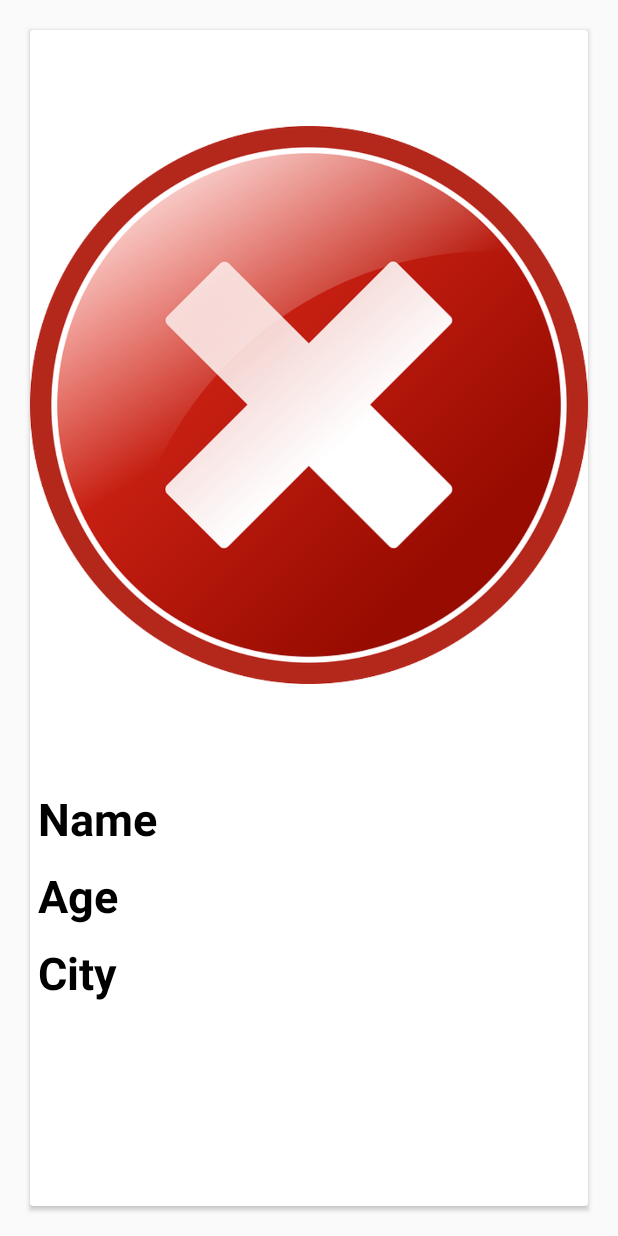
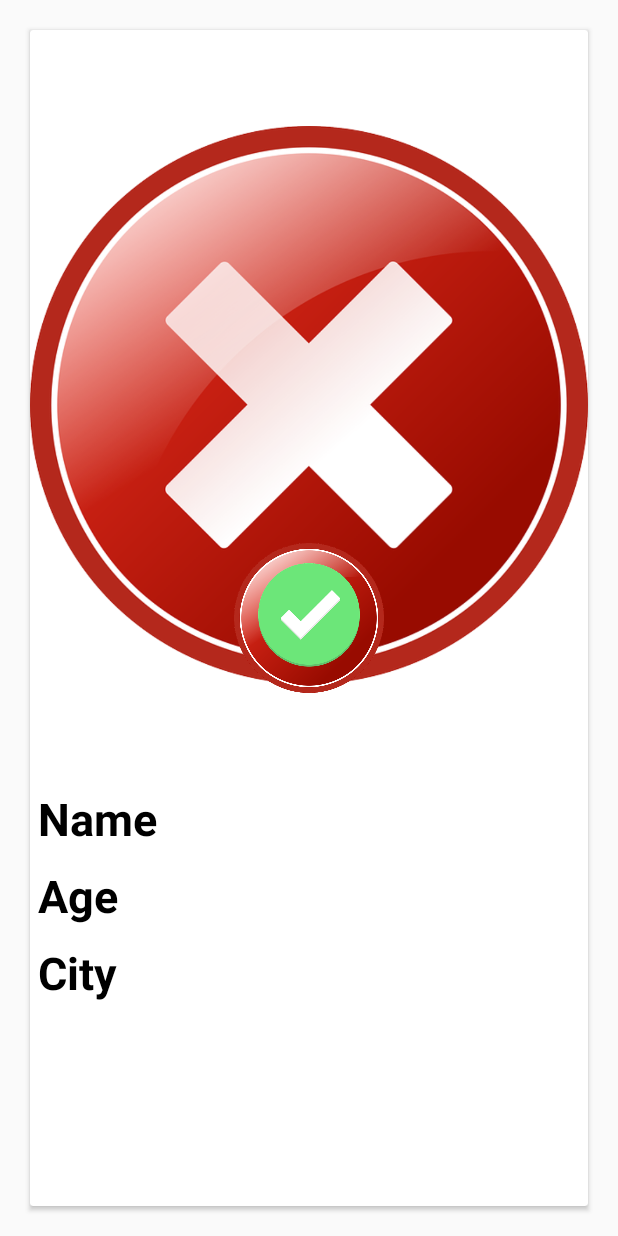
Before and after one commit to WhiteKr/SwipeU, an Android app: the layout item_card.xml on its own in the app's theme, with its tools: preview values and no code run, on a phone screen of 412 x 824 dp. Run offline under Robolectric (Android 15) with nearby library versions, the phone set to English and light mode, and no system bars.

Commit message:
Add 'ok' and 'no' icon on card swiping

```diff
--- a/app/src/main/res/layout/item_card.xml
+++ b/app/src/main/res/layout/item_card.xml
@@ -16,6 +16,7 @@
 			android:src="@drawable/no" />
 
 		<TextView
+			android:id="@+id/name"
 			android:layout_width="wrap_content"
 			android:layout_height="wrap_content"
 			android:layout_margin="5dp"
@@ -25,6 +26,7 @@
 			android:textStyle="bold" />
 
 		<TextView
+			android:id="@+id/age"
 			android:layout_width="wrap_content"
 			android:layout_height="wrap_content"
 			android:layout_margin="5dp"
@@ -34,6 +36,7 @@
 			android:textStyle="bold" />
 
 		<TextView
+			android:id="@+id/city"
 			android:layout_width="wrap_content"
 			android:layout_height="wrap_content"
 			android:layout_margin="5dp"
@@ -44,4 +47,30 @@
 
 	</LinearLayout>
 
+	<FrameLayout
+		android:id="@+id/left_overlay"
+		android:layout_width="match_parent"
+		android:layout_height="match_parent">
+
+		<ImageView
+			android:layout_width="100dp"
+			android:layout_height="100dp"
+			android:layout_gravity="center"
+			android:src="@drawable/no" />
+
+	</FrameLayout>
+
+	<FrameLayout
+		android:id="@+id/right_overlay"
+		android:layout_width="match_parent"
+		android:layout_height="match_parent">
+
+		<ImageView
+			android:layout_width="100dp"
+			android:layout_height="100dp"
+			android:layout_gravity="center"
+			android:src="@drawable/ok" />
+
+	</FrameLayout>
+
 </androidx.cardview.widget.CardView>
```
